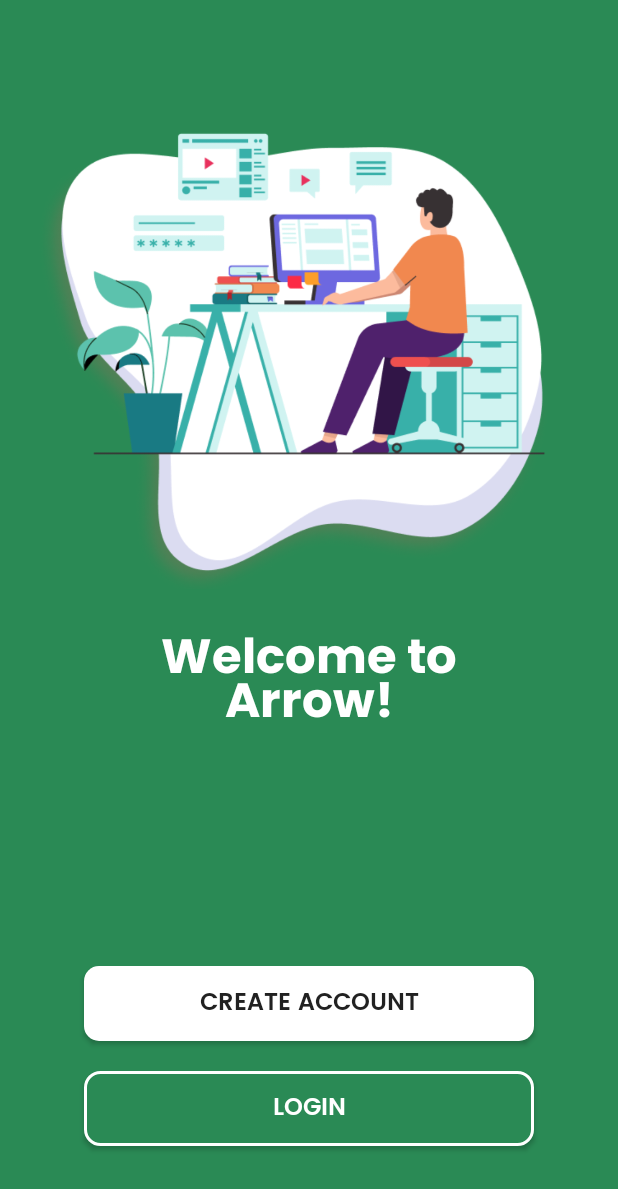
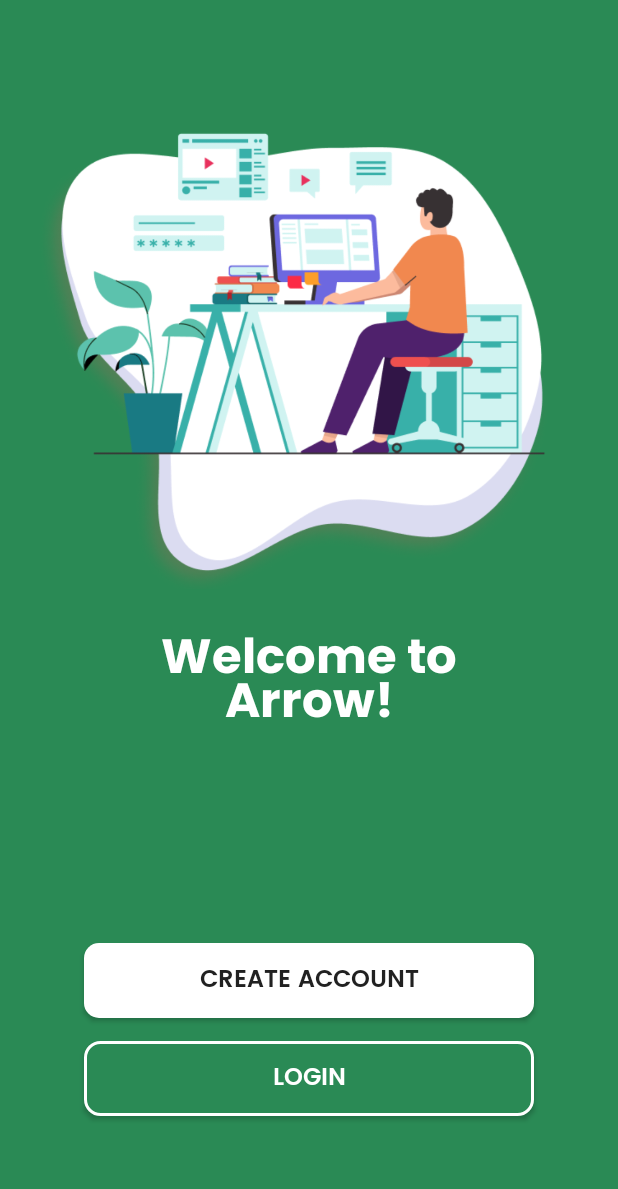
Before and after one commit to camarillobryanb/Arrow_MOBDEVE, an Android app: the LoginActivity screen opened directly, with no data from a screen before it, on a phone screen of 412 x 824 dp. Shown: the top 1189 px of the screen. Run offline under Robolectric (Android 15) with nearby library versions, the phone set to English and light mode, and no system bars.

```diff
--- a/app/build.gradle
+++ b/app/build.gradle
@@ -1,5 +1,6 @@
 plugins {
     id 'com.android.application'
+    id 'com.google.gms.google-services'
 }
 
 android {
@@ -33,6 +34,7 @@ dependencies {
     implementation 'androidx.appcompat:appcompat:1.3.1'
     implementation 'com.google.android.material:material:1.4.0'
     implementation 'androidx.constraintlayout:constraintlayout:2.1.0'
+    implementation 'com.google.firebase:firebase-database:19.2.1'
     testImplementation 'junit:junit:4.+'
     androidTestImplementation 'androidx.test.ext:junit:1.1.3'
     androidTestImplementation 'androidx.test.espresso:espresso-core:3.4.0'
--- a/app/src/main/res/layout/activity_login.xml
+++ b/app/src/main/res/layout/activity_login.xml
@@ -39,7 +39,7 @@
         android:id="@+id/button"
         android:layout_width="300dp"
         android:layout_height="50dp"
-        android:layout_marginBottom="20dp"
+        android:layout_marginBottom="15dp"
         android:background="@drawable/createaccount_button"
         android:fontFamily="@font/poppins_semibold"
         android:text="Create Account"
@@ -52,7 +52,7 @@
         android:id="@+id/button2"
         android:layout_width="300dp"
         android:layout_height="50dp"
-        android:layout_marginBottom="60dp"
+        android:layout_marginBottom="80dp"
         android:background="@drawable/login_button"
         android:fontFamily="@font/poppins_semibold"
         android:text="LOGIN"
--- a/build.gradle
+++ b/build.gradle
@@ -6,6 +6,7 @@ buildscript {
     }
     dependencies {
         classpath "com.android.tools.build:gradle:4.2.1"
+        classpath 'com.google.gms:google-services:4.3.3'
 
         // NOTE: Do not place your application dependencies here; they belong
         // in the individual module build.gradle files
@@ -16,7 +17,6 @@ allprojects {
     repositories {
         google()
         mavenCentral()
-        jcenter() // Warning: this repository is going to shut down soon
     }
 }
 
```
Also changed, not shown: 1 other file.
